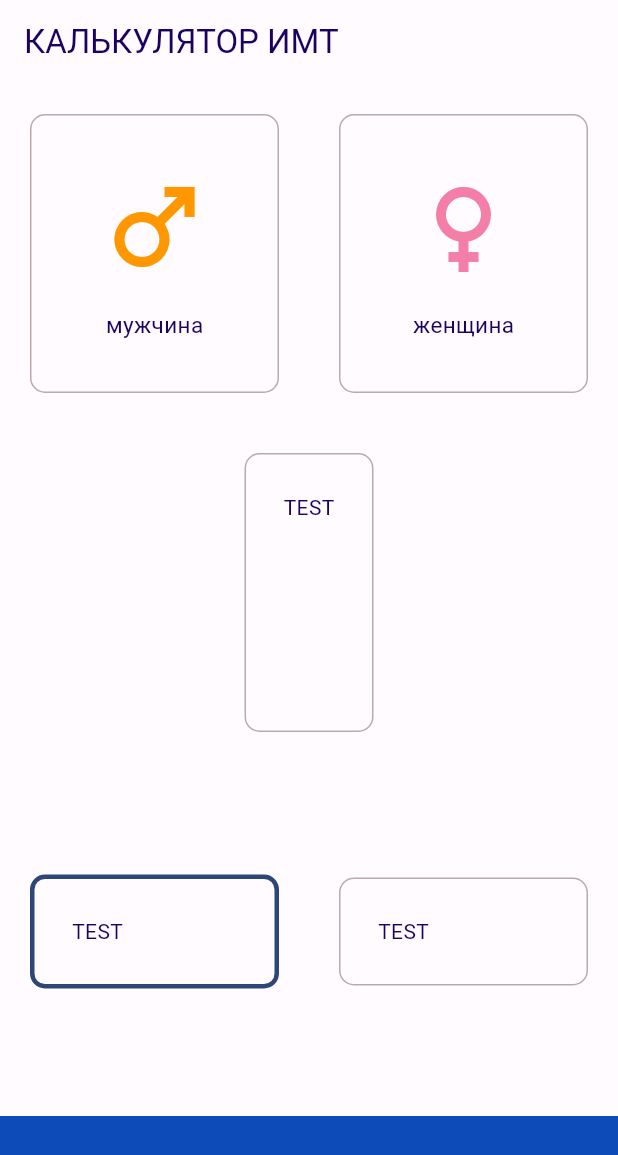
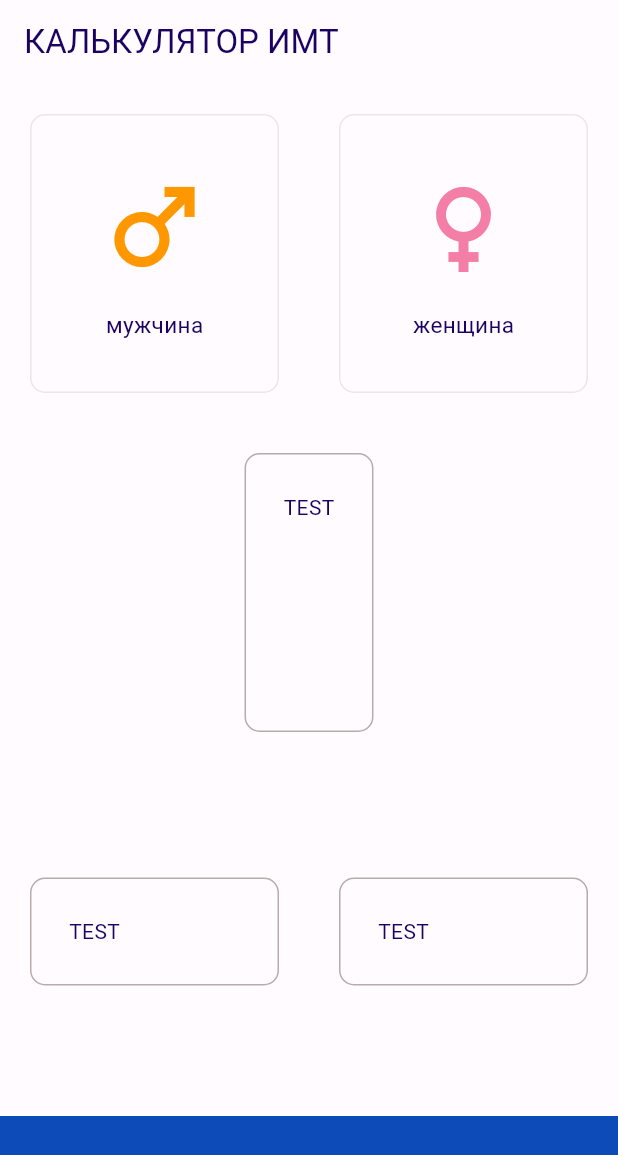
Before and after one commit to leksidev/flutter_bmi_app_by_leksiDev, a Flutter app: the screen it shows after launch, on a phone screen of 412 x 824 dp. Shown: the top 1155 px of the screen. Run offline on Flutter 3.47's test engine with Material 2 defaults, Android fonts, the phone set to English and light mode, and no system bars.

```diff
--- a/lib/input_page.dart
+++ b/lib/input_page.dart
@@ -5,7 +5,7 @@ import 'card_content.dart';
 const bottomContainerHight = 80.0;
 const bottomContainerColor = Color.fromARGB(255, 12, 75, 184);
 const primaryColor = Color.fromARGB(255, 186, 171, 171);
-const accentColor = Color.fromARGB(255, 44, 71, 117);
+const inactiveColor = Color.fromARGB(68, 186, 171, 171);
 
 class InputPage extends StatefulWidget {
   const InputPage({super.key});
@@ -16,6 +16,9 @@ class InputPage extends StatefulWidget {
 }
 
 class _InputPageState extends State<InputPage> {
+  bool _maleIsOn = false;
+  bool _femaleIsOn = false;
+
   @override
   Widget build(BuildContext context) {
     return Scaffold(
@@ -30,9 +33,16 @@ class _InputPageState extends State<InputPage> {
             child: Row(
               children: [
                 Expanded(
+                  child: GestureDetector(
+                    onTap: () {
+                      setState(() {
+                        _maleIsOn = !_maleIsOn;
+                        _femaleIsOn = !_maleIsOn;
+                      });
+                    },
                     child: ReusableCard(
                       cardBorder: Border.all(
-                      color: primaryColor,
+                        color: _maleIsOn ? primaryColor : inactiveColor,
                       ),
                       cardChild: const CardContent(
                         label: 'мужчина',
@@ -41,15 +51,24 @@ class _InputPageState extends State<InputPage> {
                       ),
                     ),
                   ),
+                ),
                 Expanded(
+                  child: GestureDetector(
+                    onTap: () {
+                      setState(() {
+                        _femaleIsOn = !_femaleIsOn;
+                        _maleIsOn = !_femaleIsOn;
+                      });
+                    },
                     child: ReusableCard(
                       cardBorder: Border.all(
-                      color: primaryColor,
+                        color: _femaleIsOn ? primaryColor : inactiveColor,
                       ),
                       cardChild: const CardContent(
                         label: 'женщина',
                         icon: Icons.female,
                         color: Color.fromARGB(255, 243, 127, 166),
+                      ),
                     ),
                   ),
                 ),
@@ -70,8 +89,7 @@ class _InputPageState extends State<InputPage> {
                 Expanded(
                   child: ReusableCard(
                     cardBorder: Border.all(
-                      color: accentColor,
-                      width: 3.0,
+                      color: primaryColor,
                     ),
                     cardChild: const Text("TEST"),
                   ),
```
Lines whose indentation alone changed are shown as unchanged.
